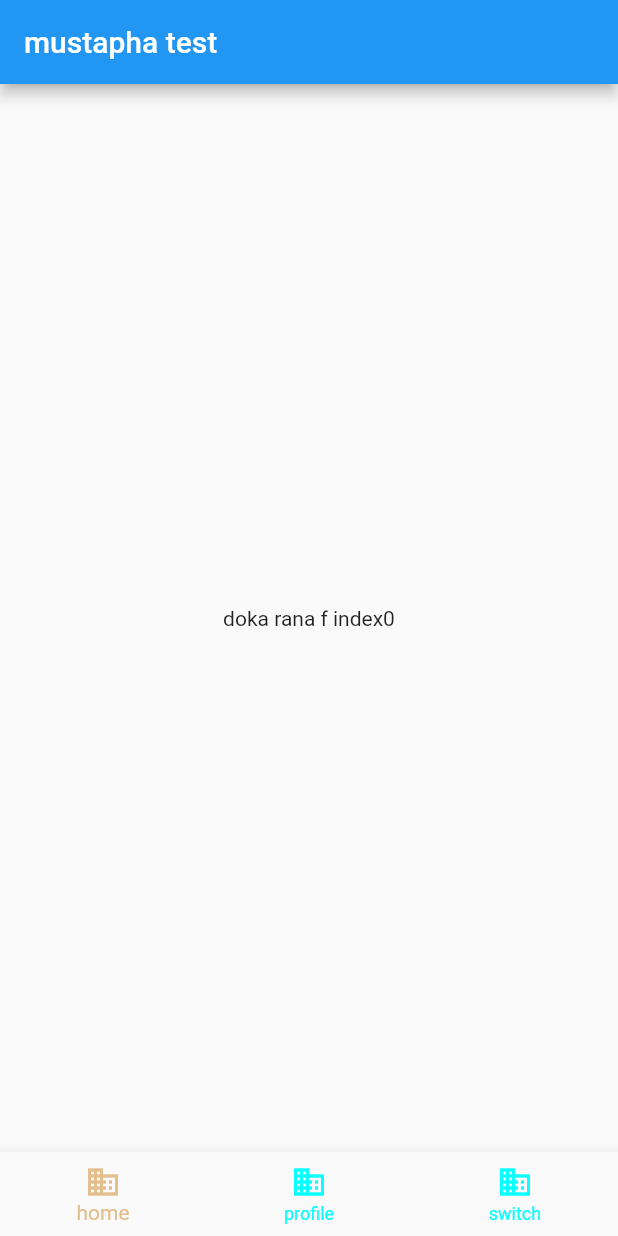
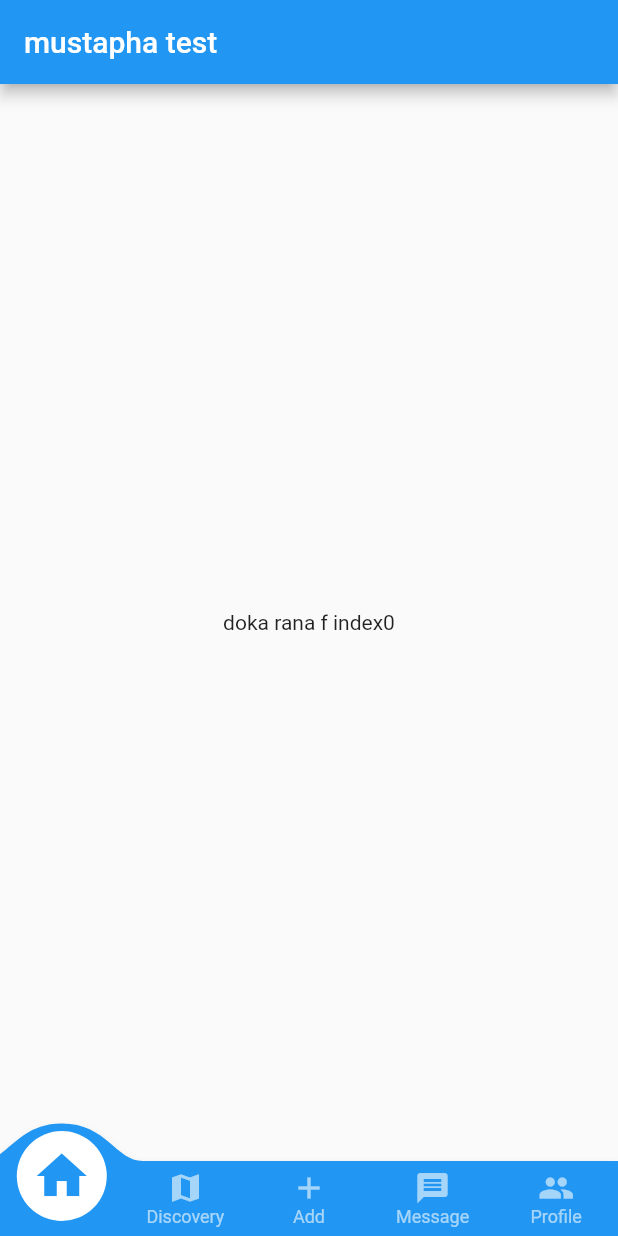
Before and after one commit to developython14/rightedu_mobile_version, a Flutter app: the screen it shows after launch, on a phone screen of 412 x 824 dp. Run offline on Flutter 3.47's test engine with Material 2 defaults, Android fonts, the light colour scheme and no system bars; drawn by our look-alikes of convex_bottom_bar; our stand-ins replace email_validator, file_picker, flutter_pw_validator, flutter_signin_button, flutter_spinkit, getwidget and 3 more; missing offline and left inert: dart:ffi.

Commit message:
work on bottomnavigation bottom

```diff
--- a/lib/profile/home.dart
+++ b/lib/profile/home.dart
@@ -17,26 +17,17 @@ class _homeState extends State<home> {
         title: Text('mustapha test'),
       ),
       body: Center(child: Text("doka rana f index$selected_index")),
-      bottomNavigationBar: BottomNavigationBar(
-        items: [
-          BottomNavigationBarItem(
-            icon: Icon(Icons.business),
-            label: 'home',
-          ),
-          BottomNavigationBarItem(
-            icon: Icon(Icons.business),
-            label: 'profile',
-          ),
-          BottomNavigationBarItem(
-            icon: Icon(Icons.business),
-            label: 'switch',
-          ),
-        ],
-        currentIndex: selected_index,
-        selectedItemColor: Color.fromARGB(255, 228, 191, 142),
-        unselectedItemColor: Color.fromARGB(255, 7, 255, 255),
-        onTap: _set_index,
-      ),
+      bottomNavigationBar:ConvexAppBar(
+    items: [
+      TabItem(icon: Icons.home, title: 'Home'),
+      TabItem(icon: Icons.map, title: 'Discovery'),
+      TabItem(icon: Icons.add, title: 'Add'),
+      TabItem(icon: Icons.message, title: 'Message'),
+      TabItem(icon: Icons.people, title: 'Profile'),
+    ],
+    initialActiveIndex: selected_index,//optional, default as 0
+    onTap: _set_index,
+  )
     );
   }
 
```
